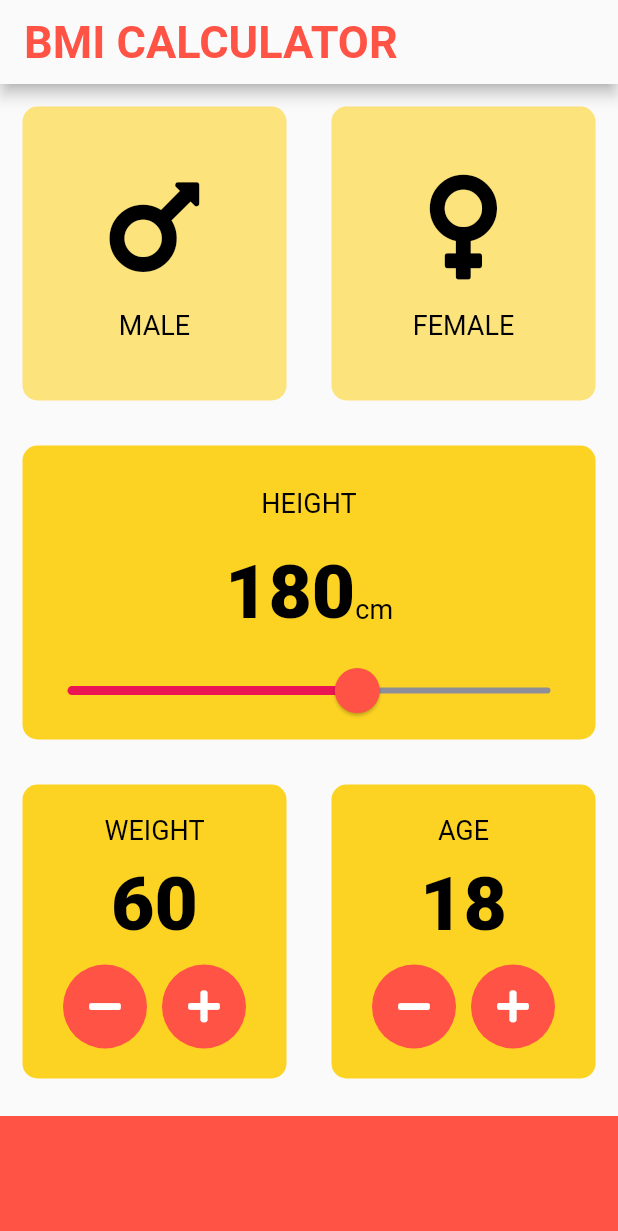
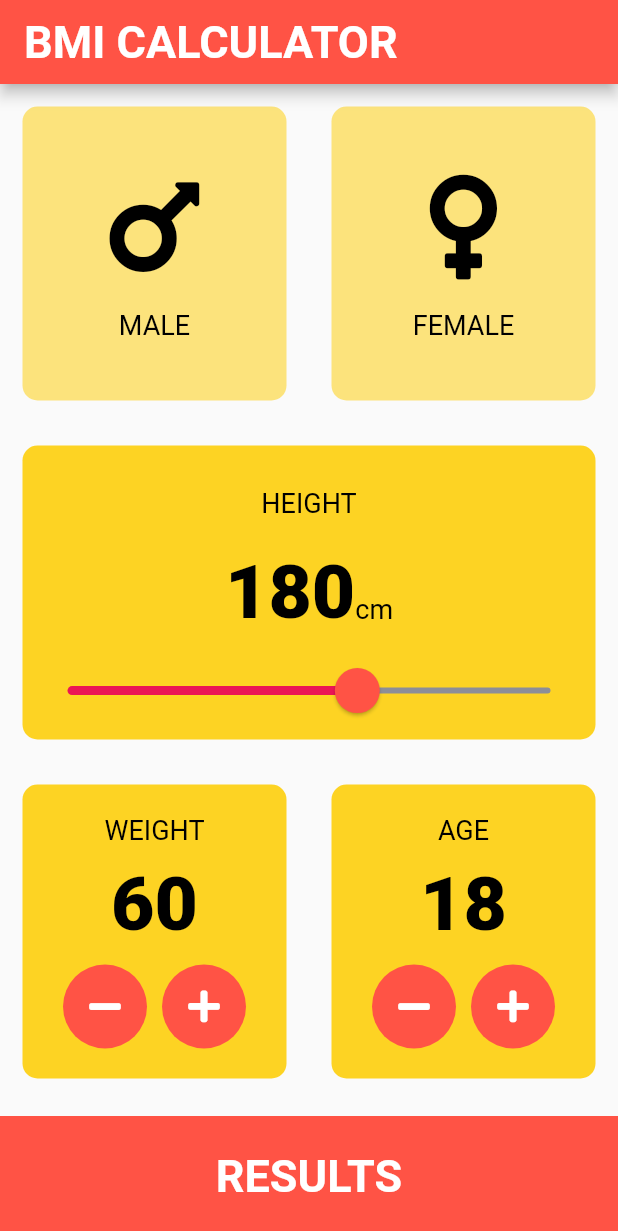
Before and after one commit to mjhossain/FlutterApps, a Flutter app: the screen it shows after launch, on a phone screen of 412 x 824 dp. Shown: the top 1231 px of the screen. Run offline on Flutter 3.47's test engine with Material 2 defaults, Android fonts, the phone set to English and light mode, and no system bars; our stand-ins replace audioplayers, font_awesome_flutter, rflutter_alert.

Commit message:
Page navigations added

```diff
--- a/bmi-app/lib/input_page.dart
+++ b/bmi-app/lib/input_page.dart
@@ -4,6 +4,7 @@ import 'reusable_card.dart';
 import 'icon_content.dart';
 import 'constants.dart';
 import 'round_button.dart';
+import 'result.dart';
 
 enum Gender { male, female }
 
@@ -22,12 +23,14 @@ class _InputPageState extends State<InputPage> {
   Widget build(BuildContext context) {
     return Scaffold(
         appBar: AppBar(
+          backgroundColor: kSecondSecondaryColor,
           title: Text(
             'BMI CALCULATOR',
             style: TextStyle(
-                color: kSecondSecondaryColor,
-                fontSize: 30.0,
-                fontWeight: FontWeight.w700),
+              color: Colors.white,
+              fontSize: 30.0,
+              fontWeight: FontWeight.w700,
+            ),
           ),
         ),
         body: Column(
@@ -231,11 +234,26 @@ class _InputPageState extends State<InputPage> {
                 ],
               ),
             ),
-            Container(
-              color: kSecondSecondaryColor,
-              width: double.infinity,
-              margin: EdgeInsets.only(top: 10.0),
-              height: kBottomContainerHeight,
+            GestureDetector(
+              onTap: () {
+                Navigator.push(context,
+                    MaterialPageRoute(builder: (context) => ResultsPage()));
+              },
+              child: Container(
+                color: kSecondSecondaryColor,
+                width: double.infinity,
+                margin: EdgeInsets.only(top: 10.0),
+                height: kBottomContainerHeight,
+                child: Center(
+                  child: Text(
+                    'RESULTS',
+                    style: TextStyle(
+                        fontSize: 30.0,
+                        fontWeight: FontWeight.w700,
+                        color: Colors.white),
+                  ),
+                ),
+              ),
             ),
           ],
         ));
```
Also changed, not shown: bmi-app/lib/result.dart (added, +22 -0 lines).
